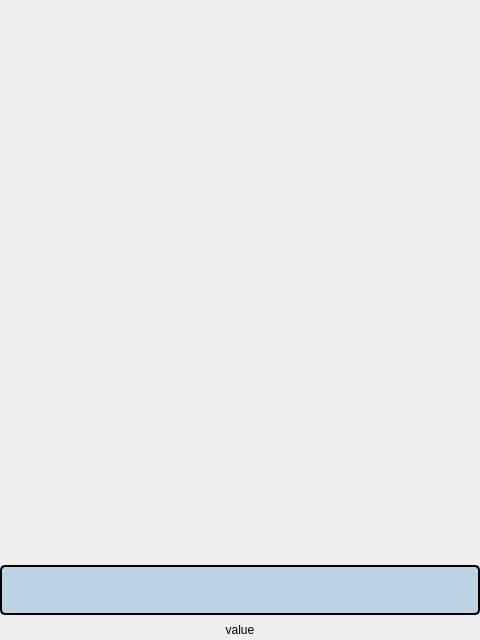
Before: the Qt Designer form view/widgets/SortValue.ui in SortC/SortC, drawn with Qt 5.
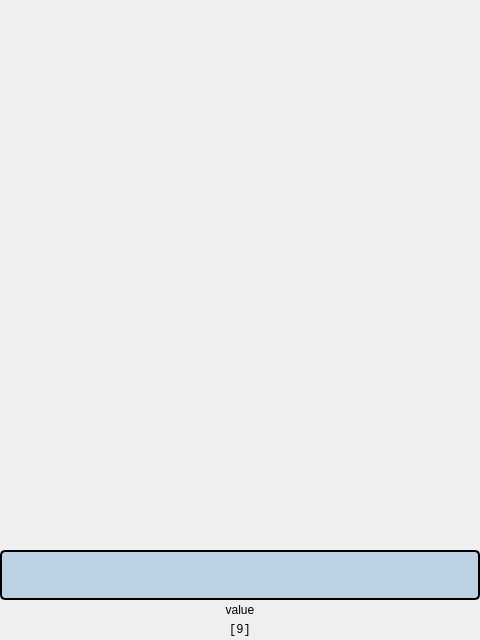
After: the same form once the commit is applied.

Commit message:
dummie-fkt showValue() und hideValue()
noch buggy, da sich das seitenverhältnis beim verstechen ändert

Patch:
```diff
--- a/view/widgets/SortValue.ui
+++ b/view/widgets/SortValue.ui
@@ -30,7 +30,7 @@
     <widget class="QWidget" name="Container" native="true">
      <layout class="QVBoxLayout" name="verticalLayout">
       <property name="spacing">
-       <number>5</number>
+       <number>0</number>
       </property>
       <property name="leftMargin">
        <number>0</number>
@@ -144,6 +144,36 @@
         </property>
        </widget>
       </item>
+      <item>
+       <widget class="QLabel" name="arrayLabel">
+        <property name="minimumSize">
+         <size>
+          <width>0</width>
+          <height>20</height>
+         </size>
+        </property>
+        <property name="maximumSize">
+         <size>
+          <width>16777215</width>
+          <height>20</height>
+         </size>
+        </property>
+        <property name="font">
+         <font>
+          <family>Lucida Console</family>
+         </font>
+        </property>
+        <property name="text">
+         <string>[9]</string>
+        </property>
+        <property name="alignment">
+         <set>Qt::AlignCenter</set>
+        </property>
+        <property name="textInteractionFlags">
+         <set>Qt::NoTextInteraction</set>
+        </property>
+       </widget>
+      </item>
      </layout>
     </widget>
    </item>
```
The commit also changes 3 other files.
